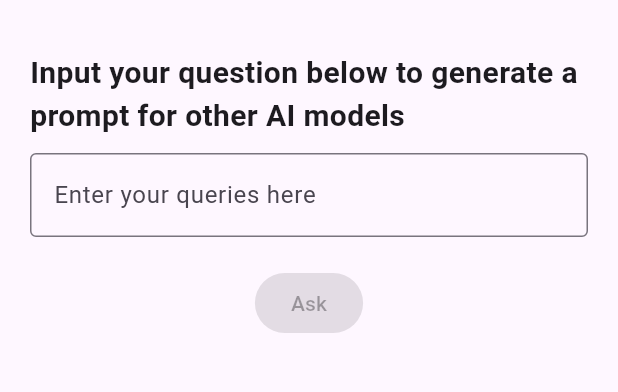
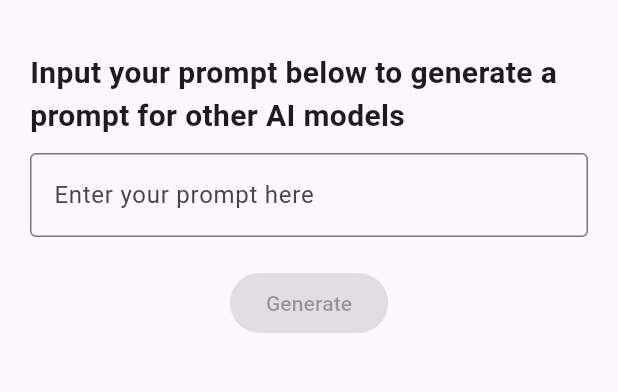
Before and after one commit to rafidgithub/rafidgithub.github.io, a Flutter app: the screen it shows after launch, on a phone screen of 412 x 824 dp, the part 63-455 px from its top. Run offline on Flutter 3.47's test engine with Material 3 defaults, Android fonts, the phone set to English and light mode, and no system bars.

Commit message:
updated ui

```diff
--- a/prompt_generator/lib/gemini_service.dart
+++ b/prompt_generator/lib/gemini_service.dart
@@ -22,7 +22,7 @@ class GeminiService {
           'parts': [
             {
               'text':
-                  'Create a single and meaningful prompt for this query to ask other ai models. Only provide plain text. The query is : $query',
+                  'Create a single and meaningful prompt for this query to ask other ai models. Only provide plain text. \n Start of Query: $query \n End of Query',
             }
           ]
         }
--- a/prompt_generator/lib/main.dart
+++ b/prompt_generator/lib/main.dart
@@ -62,7 +62,7 @@ class _MyHomePageState extends State<MyHomePage> {
             crossAxisAlignment: CrossAxisAlignment.center,
             children: <Widget>[
               const Text(
-                "Input your question below to generate a prompt for other AI models",
+                "Input your prompt below to generate a prompt for other AI models",
                 style: TextStyle(fontSize: 20, fontWeight: FontWeight.bold),
               ),
               const SizedBox(height: 10),
@@ -70,7 +70,7 @@ class _MyHomePageState extends State<MyHomePage> {
                 controller: _controller,
                 decoration: const InputDecoration(
                   border: OutlineInputBorder(),
-                  hintText: "Enter your queries here",
+                  hintText: "Enter your prompt here",
                 ),
               ),
               const SizedBox(height: 20),
@@ -99,7 +99,7 @@ class _MyHomePageState extends State<MyHomePage> {
                                 });
                               }
                             },
-                      child: const Text("Ask"),
+                      child: const Text("Generate"),
                     ),
               const SizedBox(height: 20),
               if (_response.trim().isNotEmpty) ...[
```
